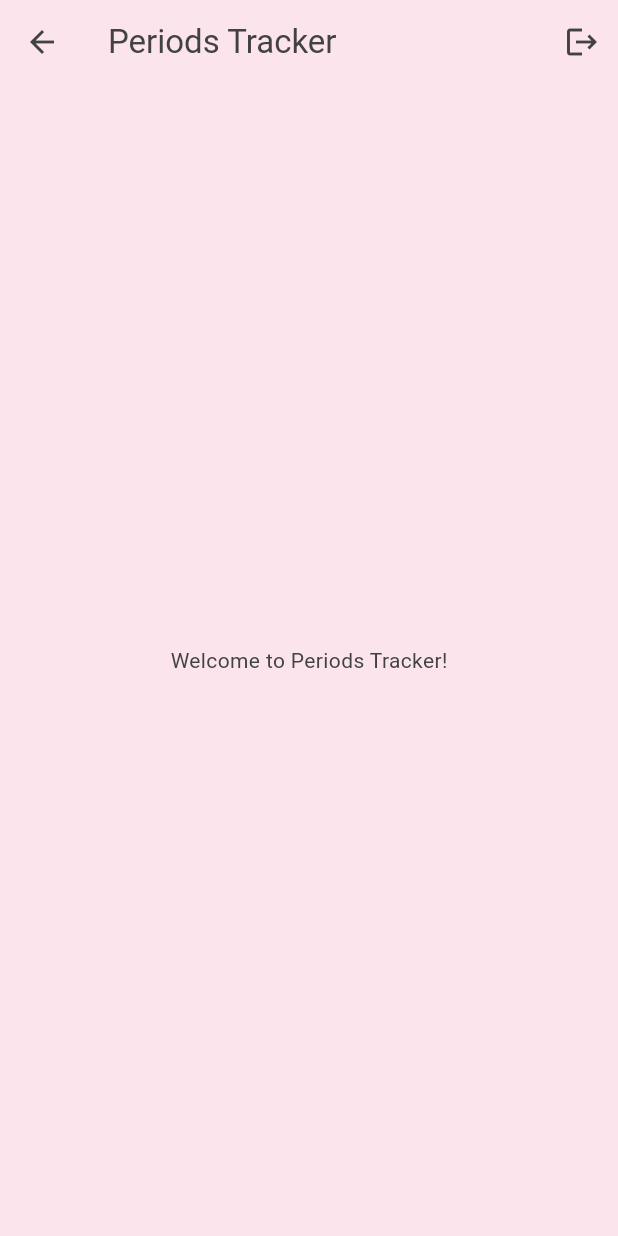
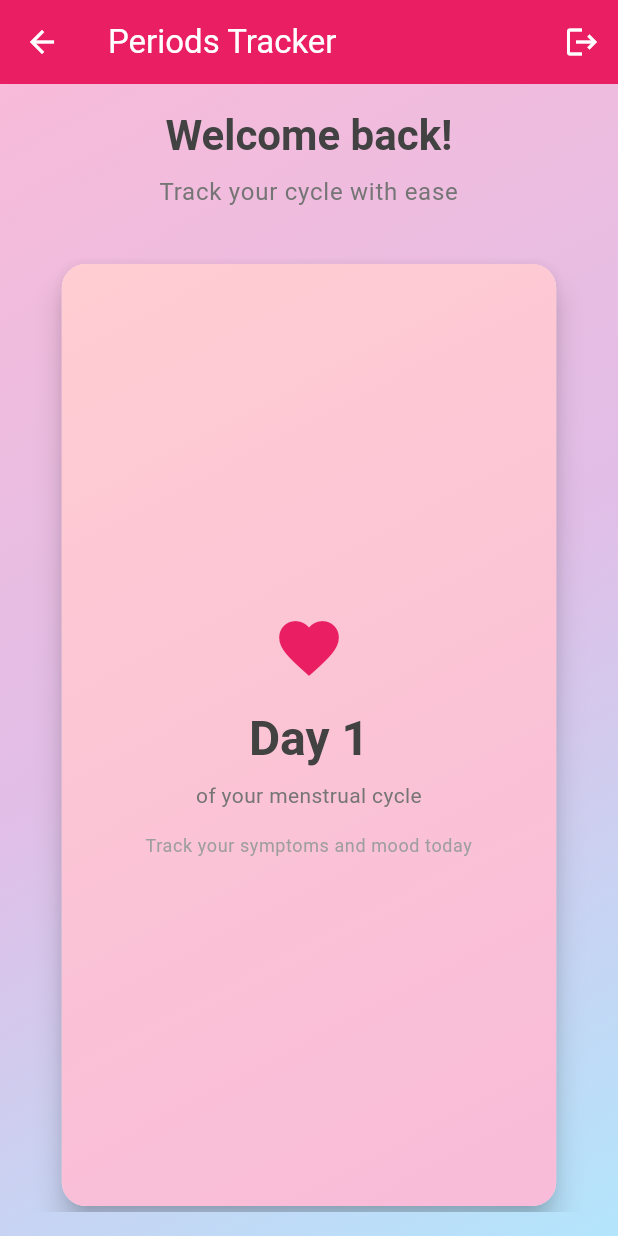
Before and after one commit to ABcDexter/Fun-with-Flutter, a Flutter app: the HomePage screen opened directly with empty values, on a phone screen of 412 x 824 dp. Run offline on Flutter 3.47's test engine with Material 3 defaults, Android fonts, the light colour scheme and no system bars; our stand-ins replace drift; accounts and stored records are empty; generated files the repository leaves out were written again.

Commit message:
Added homepage

```diff
--- a/periods/lib/main.dart
+++ b/periods/lib/main.dart
@@ -1,5 +1,6 @@
 import 'package:flutter/material.dart';
-import 'login_page.dart';
+import 'pages/login_page.dart';
+import 'pages/homepage.dart';
 
 void main() {
   runApp(const MyApp());
@@ -61,27 +62,3 @@
     return LoginPage(onLogin: _login);
   }
 }
-
-class HomePage extends StatelessWidget {
-  final VoidCallback onLogout;
-
-  const HomePage({super.key, required this.onLogout});
-
-  @override
-  Widget build(BuildContext context) {
-    return Scaffold(
-      appBar: AppBar(
-        title: const Text('Periods Tracker'),
-        actions: [
-          IconButton(
-            icon: const Icon(Icons.logout),
-            onPressed: onLogout,
-          ),
-        ],
-      ),
-      body: const Center(
-        child: Text('Welcome to Periods Tracker!'),
-      ),
-    );
-  }
-}
--- /dev/null
+++ b/periods/lib/pages/homepage.dart
@@ -0,0 +1,131 @@
+import 'package:flutter/material.dart';
+
+class HomePage extends StatelessWidget {
+  final VoidCallback onLogout;
+
+  const HomePage({super.key, required this.onLogout});
+
+  @override
+  Widget build(BuildContext context) {
+    return Scaffold(
+      appBar: AppBar(
+        title: const Text('Periods Tracker'),
+        backgroundColor: const Color(0xFFE91E63), // Pink
+        foregroundColor: Colors.white,
+        actions: [
+          IconButton(
+            icon: const Icon(Icons.logout),
+            onPressed: onLogout,
+          ),
+        ],
+      ),
+      body: Container(
+        decoration: const BoxDecoration(
+          gradient: LinearGradient(
+            colors: [
+              Color(0xFFF8BBD9), // Pastel pink
+              Color(0xFFE1BEE7), // Pastel purple
+              Color(0xFFB3E5FC), // Pastel blue
+            ],
+            begin: Alignment.topLeft,
+            end: Alignment.bottomRight,
+          ),
+        ),
+        child: Center(
+          child: Padding(
+            padding: const EdgeInsets.all(16.0),
+            child: Column(
+              mainAxisAlignment: MainAxisAlignment.center,
+              crossAxisAlignment: CrossAxisAlignment.center,
+              children: [
+                Text(
+                  'Welcome back!',
+                  style: Theme.of(context).textTheme.headlineMedium?.copyWith(
+                    color: const Color(0xFF424242),
+                    fontWeight: FontWeight.bold,
+                  ),
+                  textAlign: TextAlign.center,
+                ),
+                const SizedBox(height: 8),
+                Text(
+                  'Track your cycle with ease',
+                  style: Theme.of(context).textTheme.bodyLarge?.copyWith(
+                    color: const Color(0xFF757575),
+                  ),
+                  textAlign: TextAlign.center,
+                ),
+                const SizedBox(height: 32),
+                Expanded(
+                  child: PageView.builder(
+                    itemCount: 28, // Assuming a 28-day cycle
+                    itemBuilder: (context, index) {
+                      int day = index + 1;
+                      return Center(
+                        child: Card(
+                          elevation: 8.0,
+                          shape: RoundedRectangleBorder(
+                            borderRadius: BorderRadius.circular(16.0),
+                          ),
+                          child: Container(
+                            width: MediaQuery.of(context).size.width * 0.8,
+                            decoration: BoxDecoration(
+                              gradient: const LinearGradient(
+                                colors: [
+                                  Color(0xFFFFCDD2), // Light pink
+                                  Color(0xFFF8BBD9), // Pastel pink
+                                ],
+                                begin: Alignment.topLeft,
+                                end: Alignment.bottomRight,
+                              ),
+                              borderRadius: BorderRadius.circular(16.0),
+                            ),
+                            padding: const EdgeInsets.all(24.0),
+                            child: Column(
+                              mainAxisAlignment: MainAxisAlignment.center,
+                              crossAxisAlignment: CrossAxisAlignment.center,
+                              children: [
+                                const Icon(
+                                  Icons.favorite,
+                                  size: 48.0,
+                                  color: Color(0xFFE91E63),
+                                ),
+                                const SizedBox(height: 16.0),
+                                Text(
+                                  'Day $day',
+                                  style: Theme.of(context).textTheme.headlineLarge?.copyWith(
+                                    color: const Color(0xFF424242),
+                                    fontWeight: FontWeight.bold,
+                                  ),
+                                ),
+                                const SizedBox(height: 8.0),
+                                Text(
+                                  'of your menstrual cycle',
+                                  style: Theme.of(context).textTheme.bodyMedium?.copyWith(
+                                    color: const Color(0xFF757575),
+                                  ),
+                                  textAlign: TextAlign.center,
+                                ),
+                                const SizedBox(height: 16.0),
+                                Text(
+                                  'Track your symptoms and mood today',
+                                  style: Theme.of(context).textTheme.bodySmall?.copyWith(
+                                    color: const Color(0xFF9E9E9E),
+                                  ),
+                                  textAlign: TextAlign.center,
+                                ),
+                              ],
+                            ),
+                          ),
+                        ),
+                      );
+                    },
+                  ),
+                ),
+              ],
+            ),
+          ),
+        ),
+      ),
+    );
+  }
+}
```
Also changed, not shown: periods/lib/pages/login_page.dart (renamed from periods/lib/login_page.dart).
